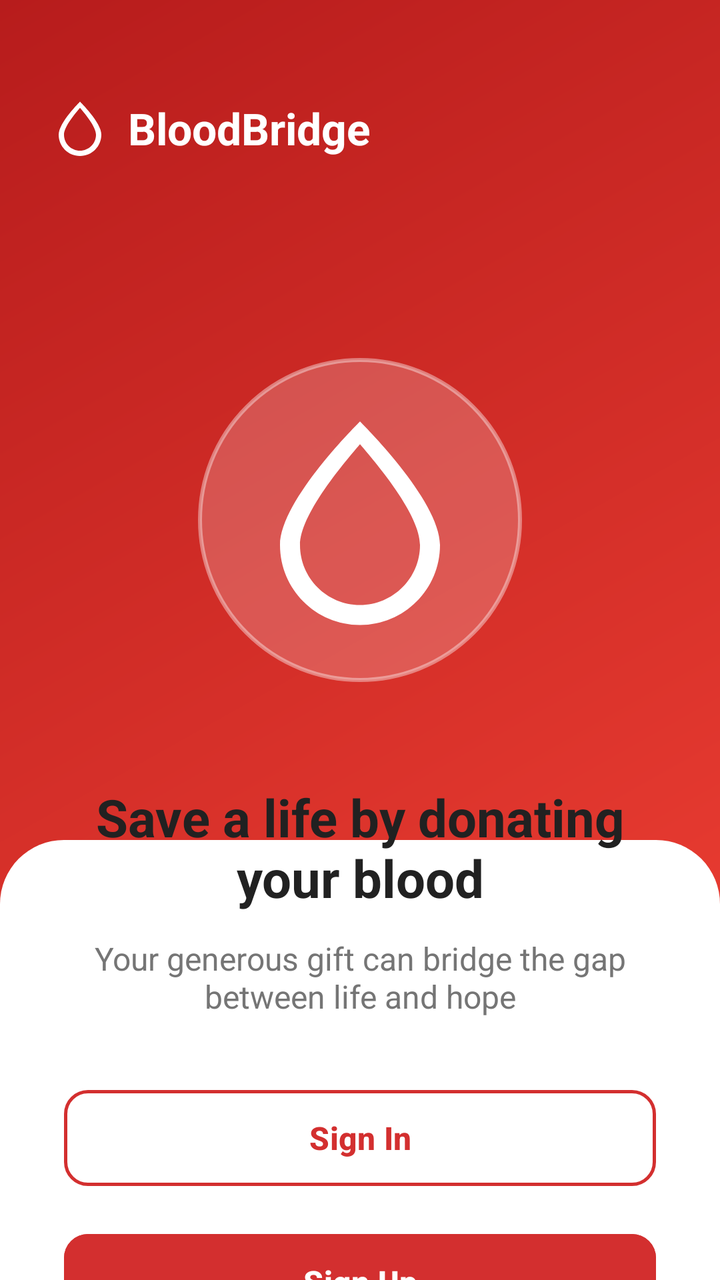
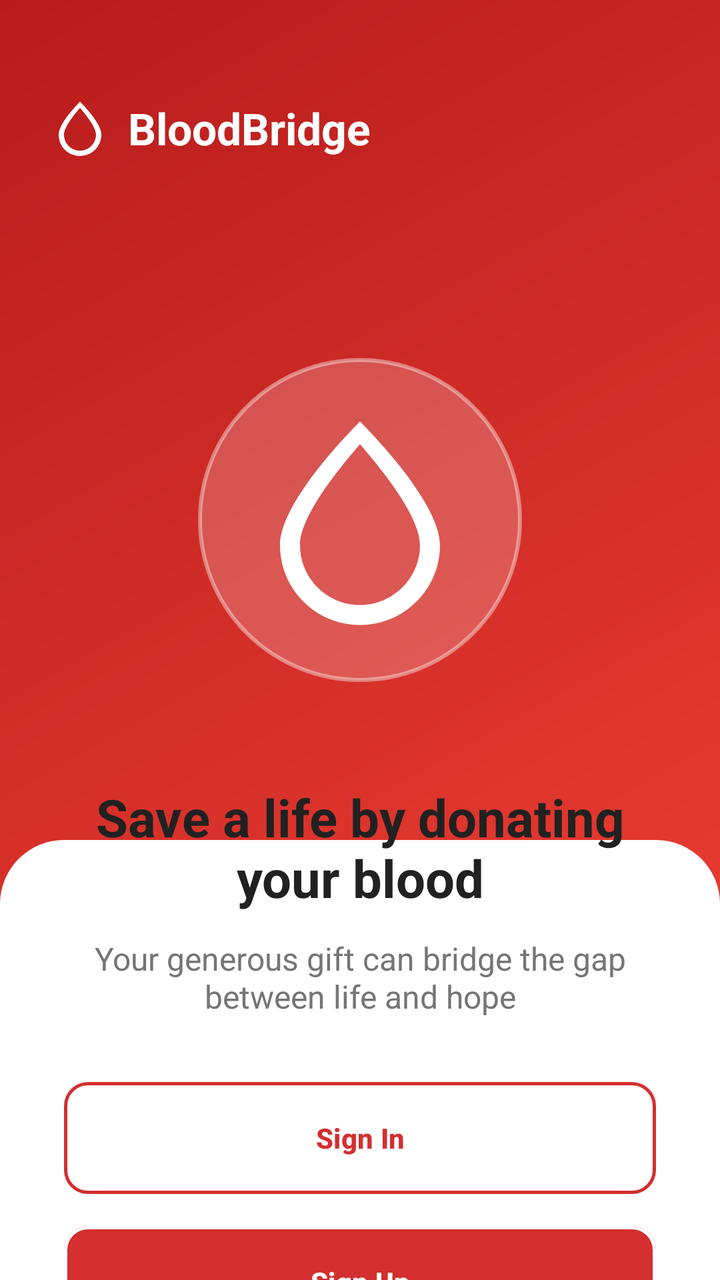

The first picture is an Android layout as it rendered before a commit; the second is the same layout after the commit. The layout source and the unified diff follow.
<!-- AndroidManifest.xml: application theme Theme.BloodBridge -->
<!-- res/layout/activity_main.xml -->
<?xml version="1.0" encoding="utf-8"?>
<androidx.constraintlayout.widget.ConstraintLayout xmlns:android="http://schemas.android.com/apk/res/android"
    xmlns:app="http://schemas.android.com/apk/res-auto"
    xmlns:tools="http://schemas.android.com/tools"
    android:id="@+id/main"
    android:layout_width="match_parent"
    android:layout_height="match_parent"
    android:background="@drawable/bg_splash_gradient"
    tools:context=".Views.MainActivity">

    
    <LinearLayout
        android:id="@+id/llBranding"
        android:layout_width="wrap_content"
        android:layout_height="wrap_content"
        android:layout_marginStart="24dp"
        android:layout_marginTop="48dp"
        android:gravity="center_vertical"
        android:orientation="horizontal"
        app:layout_constraintStart_toStartOf="parent"
        app:layout_constraintTop_toTopOf="parent">

        <ImageView
            android:layout_width="32dp"
            android:layout_height="32dp"
            android:src="@drawable/ic_blood_drop"
            app:tint="#FFFFFF" />

        <TextView
            android:layout_width="wrap_content"
            android:layout_height="wrap_content"
            android:layout_marginStart="8dp"
            android:text="BloodBridge"
            android:textColor="#FFFFFF"
            android:textSize="22sp"
            android:textStyle="bold" />
    </LinearLayout>

    
    <com.google.android.material.imageview.ShapeableImageView
        android:id="@+id/ivCenterCircle"
        android:layout_width="240dp"
        android:layout_height="240dp"
        android:layout_marginTop="60dp"
        android:padding="40dp"
        android:src="@drawable/ic_blood_drop"
        android:scaleType="centerInside"
        android:background="#33FFFFFF"
        app:layout_constraintEnd_toEndOf="parent"
        app:layout_constraintStart_toStartOf="parent"
        app:layout_constraintTop_toBottomOf="@+id/llBranding"
        app:shapeAppearanceOverlay="@style/CircleImage"
        app:strokeColor="#66FFFFFF"
        app:strokeWidth="2dp" />

    
    <View
        android:id="@+id/bottomCard"
        android:layout_width="match_parent"
        android:layout_height="0dp"
        android:layout_marginTop="40dp"
        android:background="@drawable/bg_bottom_card"
        app:layout_constraintBottom_toBottomOf="parent"
        app:layout_constraintTop_toBottomOf="@+id/ivCenterCircle"
        app:layout_constraintVertical_bias="1.0" />

    <LinearLayout
        android:layout_width="match_parent"
        android:layout_height="wrap_content"
        android:gravity="center"
        android:orientation="vertical"
        android:padding="32dp"
        app:layout_constraintBottom_toBottomOf="parent"
        app:layout_constraintTop_toTopOf="@+id/bottomCard">

        <TextView
            android:id="@+id/tvMainTitle"
            android:layout_width="match_parent"
            android:layout_height="wrap_content"
            android:gravity="center"
            android:text="Save a life by donating your blood"
            android:textColor="#212121"
            android:textSize="26sp"
            android:textStyle="bold" />

        <TextView
            android:id="@+id/tvSubTitle"
            android:layout_width="match_parent"
            android:layout_height="wrap_content"
            android:layout_marginTop="12dp"
            android:gravity="center"
            android:text="Your generous gift can bridge the gap between life and hope"
            android:textColor="#757575"
            android:textSize="16sp" />

        
        <com.google.android.material.button.MaterialButton
            android:id="@+id/getStart"
            android:layout_width="match_parent"
            android:layout_height="56dp"
            android:layout_marginTop="32dp"
            android:text="Sign In"
            android:textColor="@color/selector_btn_signin_text"
            android:textSize="16sp"
            android:textStyle="bold"
            android:stateListAnimator="@animator/btn_hover_elevation"
            app:backgroundTint="@color/selector_btn_signin_bg"
            app:cornerRadius="12dp"
            app:strokeColor="@color/selector_btn_signin_stroke"
            app:strokeWidth="1.5dp" />

        
        <com.google.android.material.button.MaterialButton
            android:id="@+id/regBtn"
            android:layout_width="match_parent"
            android:layout_height="56dp"
            android:layout_marginTop="16dp"
            android:text="Sign Up"
            android:textColor="@color/selector_btn_signup_text"
            android:textSize="16sp"
            android:textStyle="bold"
            android:stateListAnimator="@animator/btn_hover_elevation"
            app:backgroundTint="@color/selector_btn_signup_bg"
            app:cornerRadius="12dp"
            app:strokeColor="#D32F2F"
            app:strokeWidth="1.5dp" />

    </LinearLayout>

</androidx.constraintlayout.widget.ConstraintLayout>
<!-- resources referenced by this layout -->
<resources>
  <!-- drawable bg_bottom_card (drawable) -->
  <?xml version="1.0" encoding="utf-8"?>
  <shape xmlns:android="http://schemas.android.com/apk/res/android"
      android:shape="rectangle">
      <solid android:color="#FFFFFF" />
      <corners
          android:topLeftRadius="32dp"
          android:topRightRadius="32dp" />
  </shape>
  <!-- drawable bg_splash_gradient (drawable) -->
  <?xml version="1.0" encoding="utf-8"?>
  <shape xmlns:android="http://schemas.android.com/apk/res/android"
      android:shape="rectangle">
      <gradient
          android:startColor="#F44336"
          android:endColor="#B71C1C"
          android:angle="135" />
  </shape>
  <!-- drawable ic_blood_drop (drawable) -->
  <vector xmlns:android="http://schemas.android.com/apk/res/android"
      android:width="120dp"
      android:height="120dp"
      android:viewportWidth="24"
      android:viewportHeight="24">
      <path
          android:fillColor="#FFFFFF"
          android:pathData="L12,2.15C12,2.15 4,10 4,14.5C4,18.92 7.58,22.5 12,22.5C16.42,22.5 20,18.92 20,14.5C20,10 12,2.15 12,2.15ZM12,20.5C8.69,20.5 6,17.81 6,14.5C6,11.53 10.15,6.58 12,4.42C13.85,6.58 18,11.52 18,14.5C18,17.81 15.31,20.5 12,20.5Z" />
  </vector>
  <style name="CircleImage" parent="ShapeAppearance.Material3.MediumComponent">
          <item name="cornerFamily">rounded</item>
          <item name="cornerSize">50%</item>
      </style>
  <style name="Theme.BloodBridge" parent="Base.Theme.BloodBridge" />
  <style name="Base.Theme.BloodBridge" parent="Theme.Material3.DayNight.NoActionBar">
          
          
      </style>
</resources>

<!-- the commit's change to res/layout/activity_main.xml (unified diff, before → after) -->
@@ -96,34 +96,22 @@
         
         <com.google.android.material.button.MaterialButton
             android:id="@+id/getStart"
+            style="@style/AppButton.White"
             android:layout_width="match_parent"
             android:layout_height="56dp"
             android:layout_marginTop="32dp"
             android:text="Sign In"
-            android:textColor="@color/selector_btn_signin_text"
-            android:textSize="16sp"
-            android:textStyle="bold"
-            android:stateListAnimator="@animator/btn_hover_elevation"
-            app:backgroundTint="@color/selector_btn_signin_bg"
-            app:cornerRadius="12dp"
-            app:strokeColor="@color/selector_btn_signin_stroke"
-            app:strokeWidth="1.5dp" />
+            android:textStyle="bold" />
 
         
         <com.google.android.material.button.MaterialButton
             android:id="@+id/regBtn"
+            style="@style/AppButton.Red"
             android:layout_width="match_parent"
             android:layout_height="56dp"
             android:layout_marginTop="16dp"
             android:text="Sign Up"
-            android:textColor="@color/selector_btn_signup_text"
-            android:textSize="16sp"
-            android:textStyle="bold"
-            android:stateListAnimator="@animator/btn_hover_elevation"
-            app:backgroundTint="@color/selector_btn_signup_bg"
-            app:cornerRadius="12dp"
-            app:strokeColor="#D32F2F"
-            app:strokeWidth="1.5dp" />
+            android:textStyle="bold" />
 
     </LinearLayout>
 
<!-- resource entries referenced after the edit -->
@@ -28,6 +28,26 @@
           android:fillColor="#FFFFFF"
           android:pathData="L12,2.15C12,2.15 4,10 4,14.5C4,18.92 7.58,22.5 12,22.5C16.42,22.5 20,18.92 20,14.5C20,10 12,2.15 12,2.15ZM12,20.5C8.69,20.5 6,17.81 6,14.5C6,11.53 10.15,6.58 12,4.42C13.85,6.58 18,11.52 18,14.5C18,17.81 15.31,20.5 12,20.5Z" />
   </vector>
+  <style name="AppButton.Red" parent="Widget.Material3.Button">
+          <item name="android:textColor">@color/selector_red_to_white_text</item>
+          <item name="backgroundTint">@color/selector_red_to_white_bg</item>
+          <item name="strokeColor">@color/selector_red_to_white_stroke</item>
+          <item name="strokeWidth">1.5dp</item>
+          <item name="android:stateListAnimator">@animator/btn_hover_elevation</item>
+          <item name="cornerRadius">12dp</item>
+          <item name="android:insetTop">0dp</item>
+          <item name="android:insetBottom">0dp</item>
+      </style>
+  <style name="AppButton.White" parent="Widget.Material3.Button">
+          <item name="android:textColor">@color/selector_white_to_red_text</item>
+          <item name="backgroundTint">@color/selector_white_to_red_bg</item>
+          <item name="strokeColor">@color/selector_white_to_red_stroke</item>
+          <item name="strokeWidth">1.5dp</item>
+          <item name="android:stateListAnimator">@animator/btn_hover_elevation</item>
+          <item name="cornerRadius">12dp</item>
+          <item name="android:insetTop">0dp</item>
+          <item name="android:insetBottom">0dp</item>
+      </style>
   <style name="CircleImage" parent="ShapeAppearance.Material3.MediumComponent">
           <item name="cornerFamily">rounded</item>
           <item name="cornerSize">50%</item>
